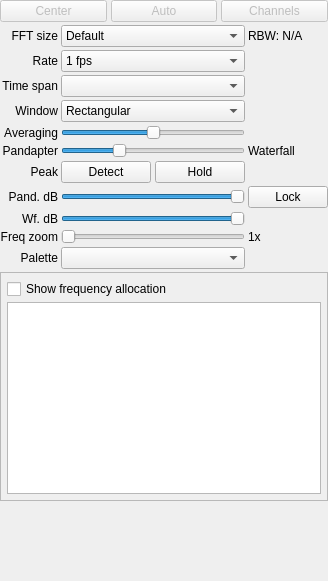
Above: ui/FftPanel.ui from BatchDrake/SigDigger before the change. Below: the same form after it.
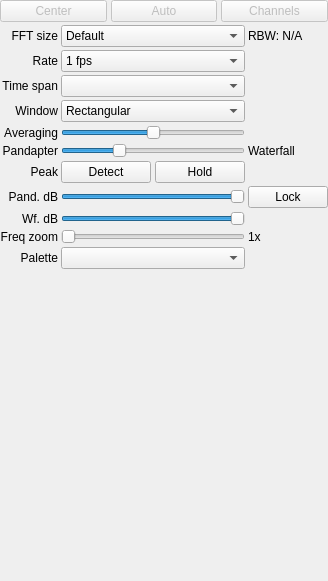
That is the form after the change. Custom widgets are drawn as their Qt base class.

Diff of the .ui file:
```diff
--- a/ui/FftPanel.ui
+++ b/ui/FftPanel.ui
@@ -39,7 +39,7 @@
      </property>
     </widget>
    </item>
-   <item row="15" column="1">
+   <item row="14" column="1">
     <spacer name="verticalSpacer_2">
      <property name="orientation">
       <enum>Qt::Vertical</enum>
@@ -188,43 +188,6 @@
      </property>
     </widget>
    </item>
-   <item row="12" column="0" colspan="3">
-    <widget class="QFrame" name="frame">
-     <property name="frameShape">
-      <enum>QFrame::StyledPanel</enum>
-     </property>
-     <property name="frameShadow">
-      <enum>QFrame::Raised</enum>
-     </property>
-     <layout class="QGridLayout" name="gridLayout_2">
-      <property name="leftMargin">
-       <number>6</number>
-      </property>
-      <property name="topMargin">
-       <number>6</number>
-      </property>
-      <property name="rightMargin">
-       <number>6</number>
-      </property>
-      <property name="bottomMargin">
-       <number>6</number>
-      </property>
-      <property name="spacing">
-       <number>3</number>
-      </property>
-      <item row="0" column="0">
-       <widget class="QCheckBox" name="showFATCheck">
-        <property name="text">
-         <string>Show frequency allocation</string>
-        </property>
-       </widget>
-      </item>
-      <item row="1" column="0">
-       <widget class="QListWidget" name="FATList"/>
-      </item>
-     </layout>
-    </widget>
-   </item>
    <item row="3" column="1">
     <widget class="QComboBox" name="timeSpanCombo">
      <property name="enabled">
```
